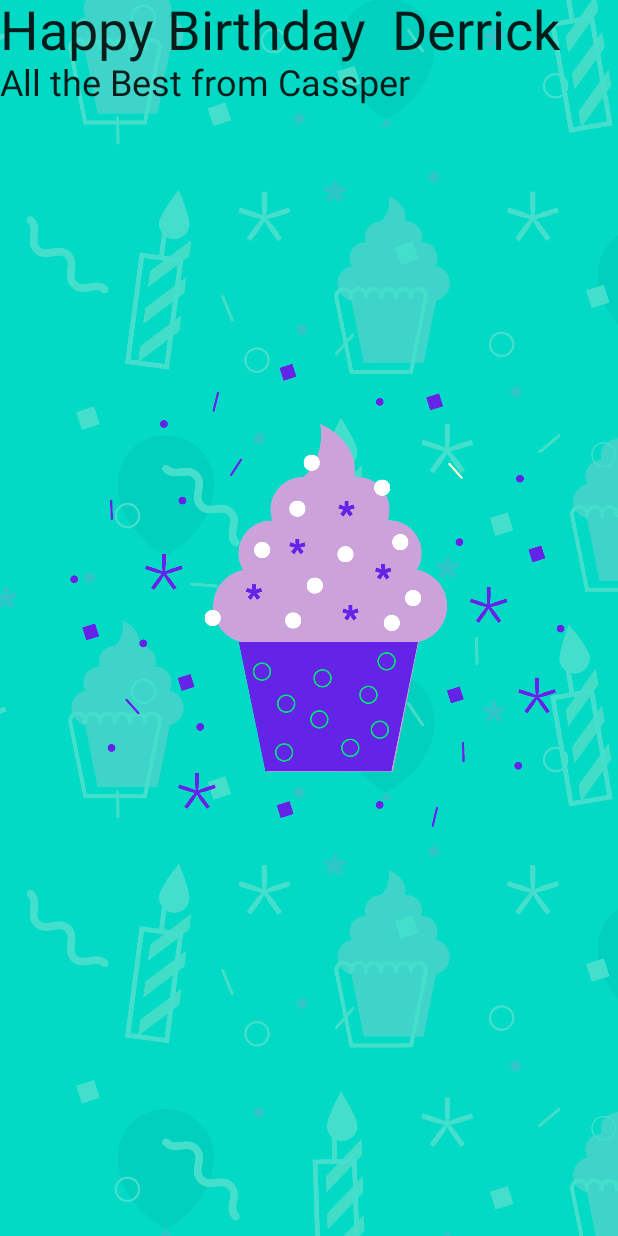
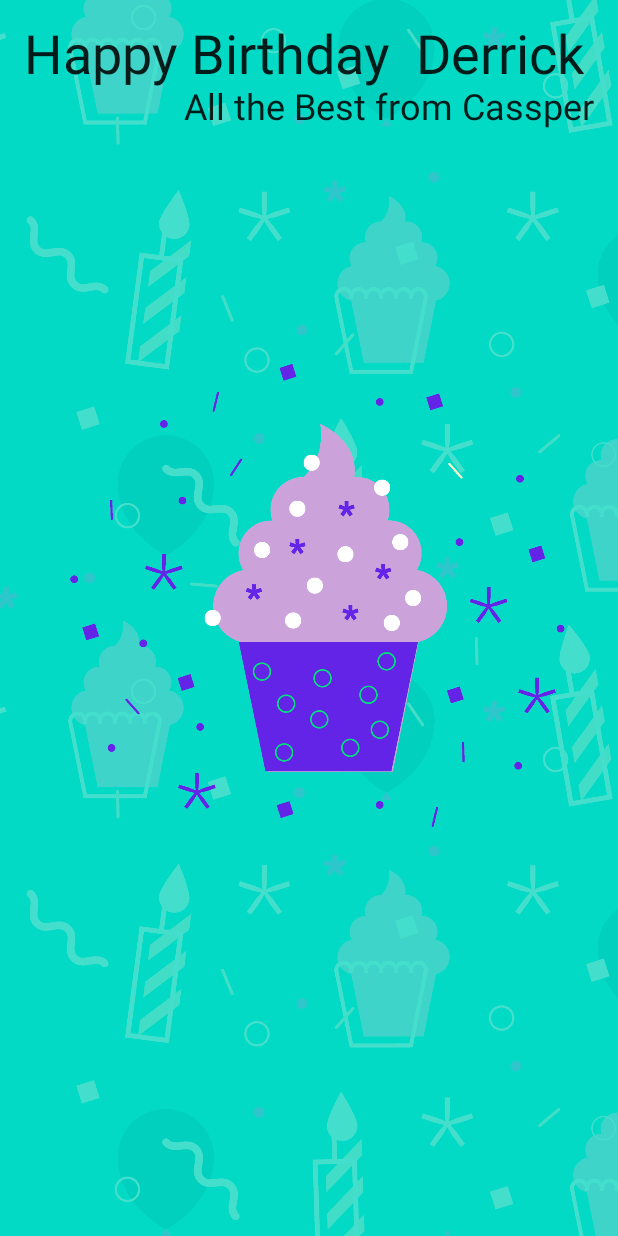
Before and after one commit to CASSPER24/JetPackComposeBirthdayCard, an Android app built with Jetpack Compose: the @Preview function DefaultPreview, on a phone screen of 412 x 824 dp. Run offline under Robolectric (Android 15) with nearby library versions, the phone set to English and light mode, and no system bars.

Commit message:
Added modifier() to change appearance of Text on screen
This added Padding on Left, Top and Right

```diff
--- a/app/src/main/java/com/ayesigyederrick/happybirthday/MainActivity.kt
+++ b/app/src/main/java/com/ayesigyederrick/happybirthday/MainActivity.kt
@@ -11,11 +11,13 @@ import androidx.compose.material.MaterialTheme
 import androidx.compose.material.Surface
 import androidx.compose.material.Text
 import androidx.compose.runtime.Composable
+import androidx.compose.ui.Alignment
 import androidx.compose.ui.Modifier
 import androidx.compose.ui.layout.ContentScale
 import androidx.compose.ui.res.painterResource
 import androidx.compose.ui.semantics.Role.Companion.Image
 import androidx.compose.ui.tooling.preview.Preview
+import androidx.compose.ui.unit.dp
 import androidx.compose.ui.unit.sp
 import com.ayesigyederrick.happybirthday.ui.theme.HappyBirthdayTheme
 
@@ -51,8 +53,19 @@ fun BirthdayGreetingWithImage(name:String, from: String){
 @Composable
 fun BirthdayGreetingWithText(name: String, from: String){
     Column {
-        Text(text = "Happy Birthday  $name", fontSize = 36.sp)
-        Text(text = from, fontSize = 24.sp)
+        Text(text = "Happy Birthday  $name",
+            fontSize = 36.sp,
+            modifier = Modifier.fillMaxWidth()
+                .wrapContentWidth(align = Alignment.Start)
+                .padding(start = 16.dp, top = 16.dp)
+        )
+        Text(text = from,
+            fontSize = 24.sp,
+            modifier = Modifier
+                .fillMaxWidth().wrapContentWidth(align = Alignment.End)
+                .padding(start = 16.dp, end = 16.dp)
+            )
+
     }
 }
 
```
